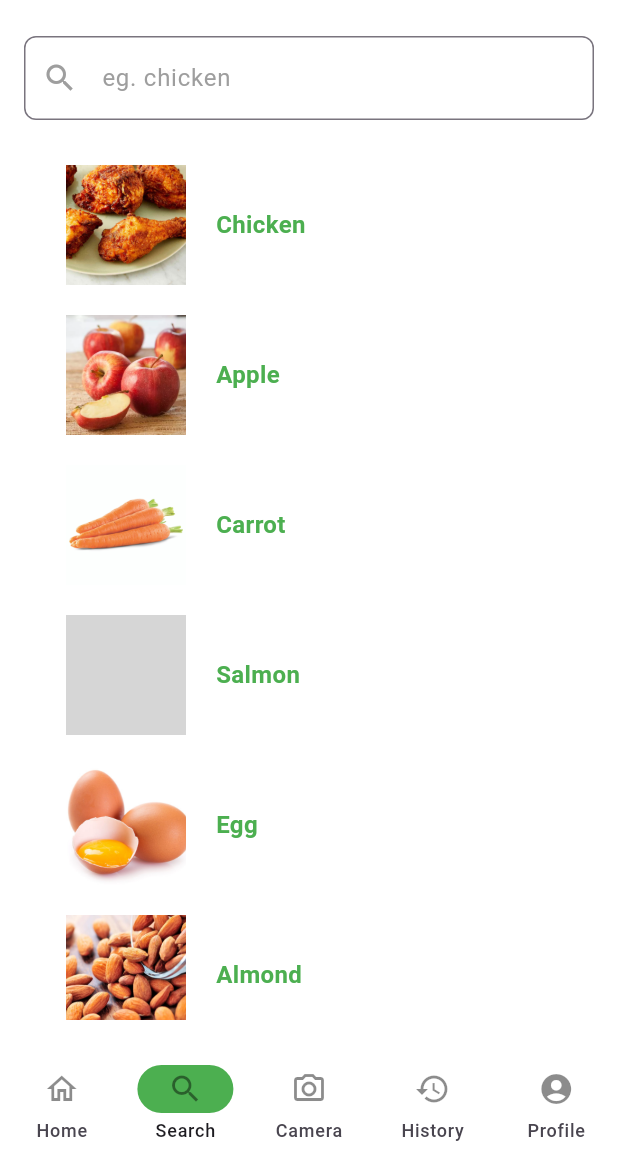
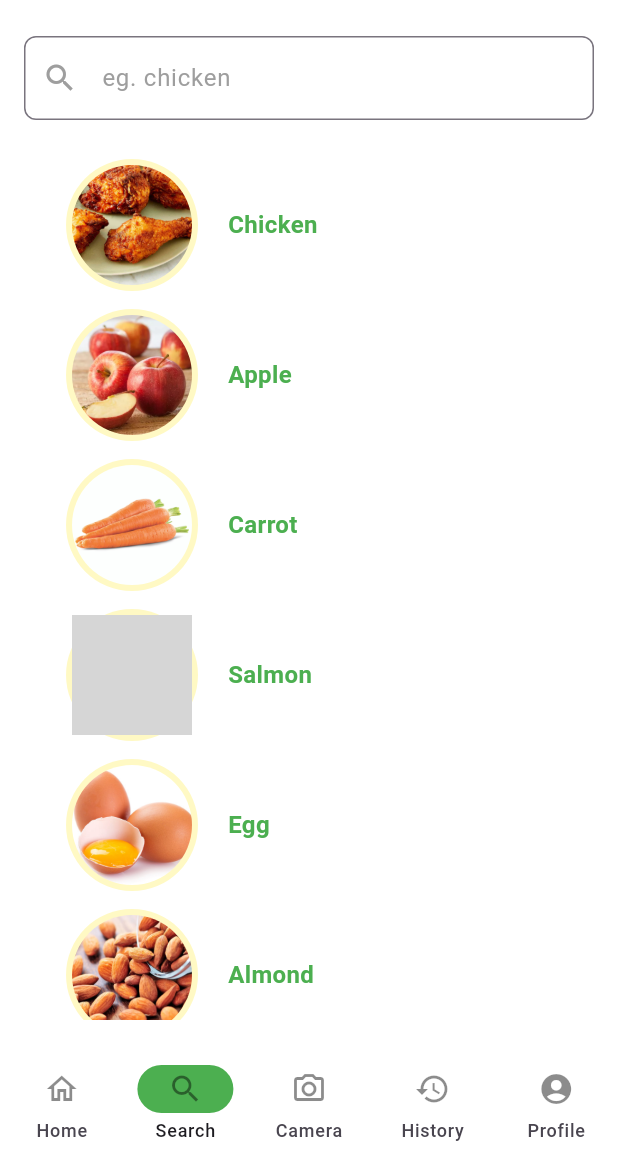
Before and after one commit to JaserC/Nutrinote, a Flutter app: the screen it shows after launch, item 2 of the bottom bar chosen, on a phone screen of 412 x 824 dp, the part 72-1236 px from its top. Run offline on Flutter 3.47's test engine with Material 3 defaults, Android fonts, the phone set to English and light mode, and no system bars; our stand-ins replace camera, flutter_dotenv, geolocator, google_generative_ai, hive, settings_ui; accounts and stored records are empty; grey boxes are pictures that could not be loaded.

Commit message:
updated images

```diff
--- a/lib/src/models/food_item.dart
+++ b/lib/src/models/food_item.dart
@@ -36,11 +36,15 @@ class FoodItem extends StatelessWidget {
         child: Row(
           children: [
             Container(width: 20,),
-            Image.asset(
-                mealImagePath,
-                width: 80,
-                height: 80,
-                fit: BoxFit.cover,
+            Container(
+                padding: EdgeInsets.all(4), // Border width
+                decoration: BoxDecoration(color: Colors.yellow[100], shape: BoxShape.circle),
+                child: ClipOval(
+                    child: SizedBox.fromSize(
+                        size: Size.fromRadius(40), // Image radius
+                        child: Image.asset(mealImagePath, fit: BoxFit.cover),
+                    ),
+                ),
             ),
             Container(width: 20),
             Text(
@@ -54,6 +58,16 @@ class FoodItem extends StatelessWidget {
         ),
       ),
     );
+  }
+
+  compareTo(FoodItem b) {
+    if (mealName.compareTo(b.mealName) == 1) {
+      return 1;
+    } else if (mealName.compareTo(b.mealName) == 0) {
+      return 0;
+    } else {
+      return -1;
+    }
   }
 }
 
@@ -81,7 +95,7 @@ class MealDetailScreen extends StatelessWidget {
           crossAxisAlignment: CrossAxisAlignment.start,
           children: [
             Center(
-              child: Image.network(
+              child: Image.asset(
                 mealImagePath,
                 width: 300,
                 height: 200,
@@ -121,11 +135,11 @@ List<FoodItem> foods = [
     FoodItem(mealName: 'Brown Rice',mealImagePath: 'assets/images/brown rice.jpeg'),
     FoodItem(mealName: 'White Rice',mealImagePath: 'assets/images/white rice.jpeg'),
     FoodItem(mealName: 'Sweet Potato',mealImagePath: 'assets/images/sweet potato.jpeg'),
-    // FoodItem(mealName: 'Baked Chicken Thighs',mealImagePath: 'lib/src/images/bakedchickenthighs.jpg'),
-    // FoodItem(mealName: 'Chicken Fajitas',mealImagePath: 'lib/src/images/chickenfajitas.jpg'),
-    // FoodItem(mealName: 'Creamy Garlic Chicken',mealImagePath: 'lib/src/images/creamygarlicchicken.jpg'),
-    // FoodItem(mealName: 'Smoked Salmon Salad',mealImagePath: 'lib/src/images/smokedsalmonsalad.jpg'),
-    // FoodItem(mealName: 'Tofu Stirfry',mealImagePath: 'lib/src/images/tofustirfry.jpg'),
+    FoodItem(mealName: 'Baked Chicken Thighs',mealImagePath: 'assets/images/bakedchickenthighs.jpg'),
+    FoodItem(mealName: 'Chicken Fajitas',mealImagePath: 'assets/images/chickenfajitas.jpg'),
+    FoodItem(mealName: 'Creamy Garlic Chicken',mealImagePath: 'assets/images/creamygarlicchicken.jpg'),
+    FoodItem(mealName: 'Smoked Salmon Salad',mealImagePath: 'assets/images/smokedsalmonsalad.jpg'),
+    FoodItem(mealName: 'Tofu Stirfry',mealImagePath: 'assets/images/tofustirfry.jpg'),
 
     // FoodItem('Avocado'),
     // FoodItem('Blueberry'),
--- a/lib/src/views/home_screen.dart
+++ b/lib/src/views/home_screen.dart
@@ -7,7 +7,7 @@ class HomeScreen extends StatelessWidget {
   final List<Map<String, dynamic>> featuredMeals = [
     {
       "name": "Lemon Herb Chicken",
-      "image": "assets/images/emonherbchicken.jpg",
+      "image": "assets/images/lemonherbchicken.jpg",
       "nutrition": ["Calories: 250", "Protein: 25g", "Carbs: 10g"],
     },
     {
@@ -184,7 +184,7 @@ class MealDetailScreen extends StatelessWidget {
           crossAxisAlignment: CrossAxisAlignment.start,
           children: [
             Center(
-              child: Image.network(
+              child: Image.asset(
                 mealImage,
                 width: 300,
                 height: 200,
--- a/lib/src/views/search_screen.dart
+++ b/lib/src/views/search_screen.dart
@@ -1,6 +1,5 @@
 import 'package:flutter/material.dart';
 import 'package:food_focus/src/models/food_item.dart';
-import 'package:food_focus/src/views/home_screen.dart';
 
 class SearchScreen extends StatefulWidget {
   const SearchScreen({super.key});
@@ -19,7 +18,7 @@ class _SearchScreenState extends State<SearchScreen> {
     //filtering our list
     setState(() {
       displayList = foods.where((element) => element.mealName.toLowerCase().contains(value.toLowerCase())).toList();
-    });
+      });
   }
 
   @override
```
